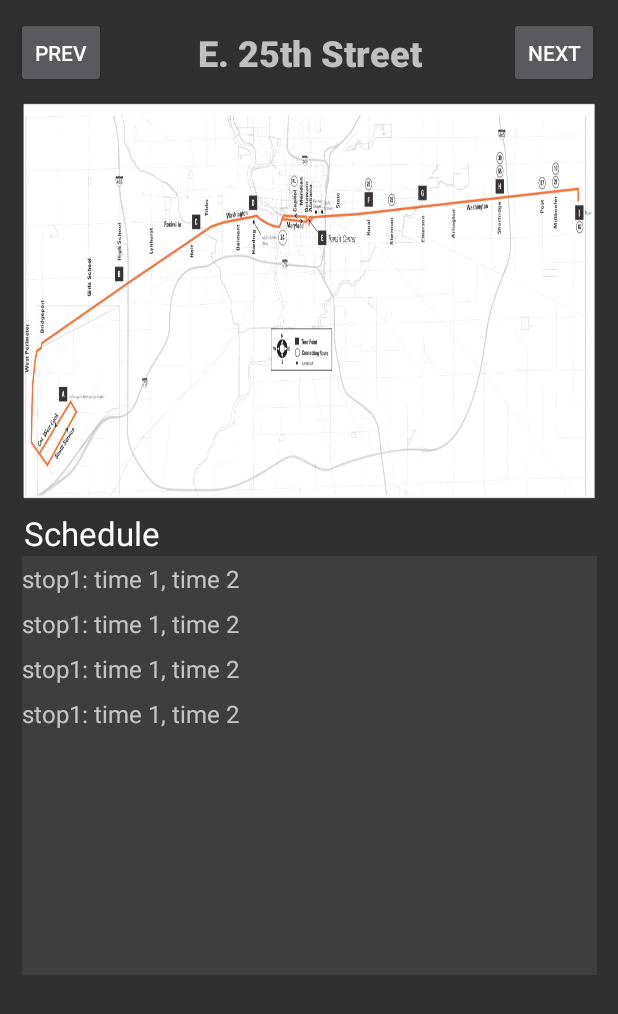
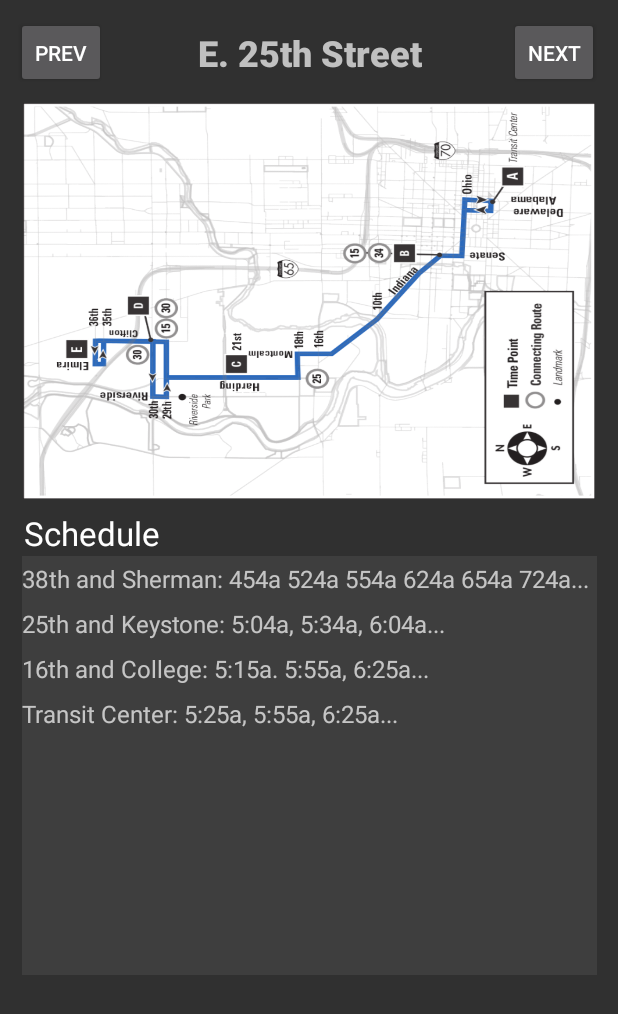
Before and after one commit to n-sudo/ProTeam-Transportation-08, an Android app: the BusRoutesActivity screen opened directly, with no data from a screen before it, on a phone screen of 412 x 824 dp. Shown: the top 1014 px of the screen. Run offline under Robolectric (Android 15) with nearby library versions, the light colour scheme and no system bars.

Commit message:
"fixed bus schedule issues"

```diff
--- a/app/src/main/java/com/example/quicksmart/BusRoutesActivity.java
+++ b/app/src/main/java/com/example/quicksmart/BusRoutesActivity.java
@@ -10,7 +10,7 @@ import androidx.appcompat.app.AppCompatActivity;
 import androidx.recyclerview.widget.LinearLayoutManager;
 import androidx.recyclerview.widget.RecyclerView;
 
-public class BusRoutesActivity extends AppCompatActivity {
+public class BusRoutesActivity<schedules> extends AppCompatActivity {
 
     private int routeNumber = 22;
 
@@ -88,107 +88,9 @@ public class BusRoutesActivity extends AppCompatActivity {
             "?"
     };
 
-
-
-    // name, time1, time2, ...
-    private stop[][] schedules = {
-        { // placeholder
-            new stop((String) "stop1", new String[] {"time 1", "time 2"}),
-        },
-        { // placeholder
-            new stop((String) "stop1", new String[] {"time 1", "time 2"}),
-        },
-        { // placeholder
-            new stop((String) "stop1", new String[] {"time 1", "time 2"}),
-        },
-        { // placeholder
-            new stop((String) "stop1", new String[] {"time 1", "time 2"}),
-        },
-        { // placeholder
-            new stop((String) "stop1", new String[] {"time 1", "time 2"}),
-        },
-        { // placeholder
-            new stop((String) "stop1", new String[] {"time 1", "time 2"}),
-        },
-        { // placeholder
-            new stop((String) "stop1", new String[] {"time 1", "time 2"}),
-        },
-        { // placeholder
-            new stop((String) "stop1", new String[] {"time 1", "time 2"}),
-        },
-        { // placeholder
-            new stop((String) "stop1", new String[] {"time 1", "time 2"}),
-        },
-        { // placeholder
-            new stop((String) "stop1", new String[] {"time 1", "time 2"}),
-        },
-        { // placeholder
-            new stop((String) "stop1", new String[] {"time 1", "time 2"}),
-        },
-        { // placeholder
-            new stop((String) "stop1", new String[] {"time 1", "time 2"}),
-        },
-        { // placeholder
-            new stop((String) "stop1", new String[] {"time 1", "time 2"}),
-        },
-        { // placeholder
-            new stop((String) "stop1", new String[] {"time 1", "time 2"}),
-        },
-        { // placeholder
-            new stop((String) "stop1", new String[] {"time 1", "time 2"}),
-        },
-        { // placeholder
-            new stop((String) "stop1", new String[] {"time 1", "time 2"}),
-        },
-        { // placeholder
-            new stop((String) "stop1", new String[] {"time 1", "time 2"}),
-        },
-        { // placeholder
-            new stop((String) "stop1", new String[] {"time 1", "time 2"}),
-        },
-        { // placeholder
-            new stop((String) "stop1", new String[] {"time 1", "time 2"}),
-        },
-        { // placeholder
-            new stop((String) "stop1", new String[] {"time 1", "time 2"}),
-        },
-        { // placeholder
-            new stop((String) "stop1", new String[] {"time 1", "time 2"}),
-        },
-        { // Schedule 0: E.25th
-            new stop((String) "stop1", new String[] {"time 1", "time 2"}),
-            new stop((String) "stop2", new String[] {"time 1", "time 2"}),
-            new stop((String) "stop3", new String[] {"time 1", "time 2"}),
-            new stop((String) "stop4", new String[] {"time 1", "time 2", "time 3", "time 4"})
-        },
-        { // placeholder
-            new stop((String) "stop1", new String[] {"time 1", "time 2"}),
-        },
-        { // placeholder
-            new stop((String) "stop1", new String[] {"time 1", "time 2"}),
-        },
-        { // placeholder
-            new stop((String) "stop1", new String[] {"time 1", "time 2"}),
-        },
-        { // placeholder
-            new stop((String) "stop1", new String[] {"time 1", "time 2"}),
-        },
-        { // placeholder
-            new stop((String) "stop1", new String[] {"time 1", "time 2"}),
-        },
-        { // placeholder
-            new stop((String) "stop1", new String[] {"time 1", "time 2"}),
-        },
-        { // placeholder
-            new stop((String) "stop1", new String[] {"time 1", "time 2"}),
-        },
-        { // placeholder
-            new stop((String) "stop1", new String[] {"time 1", "time 2"}),
-        }
-    };
-
     @Override
     protected void onCreate(Bundle savedInstanceState) {
+
         super.onCreate(savedInstanceState);
         setContentView(R.layout.activity_bus_routes);
 
@@ -198,7 +100,7 @@ public class BusRoutesActivity extends AppCompatActivity {
 
         // setup the imageview for the route map
         routeMap = (ImageView) findViewById(R.id.routeMap);
-        routeMap.setImageResource(routeMaps[routeNumber - 1]);
+        routeMap.setImageResource(routeMaps[routeNumber]);
 
         // setup next route button
         next = (Button) findViewById(R.id.nextRoute);
@@ -218,8 +120,7 @@ public class BusRoutesActivity extends AppCompatActivity {
             }
         });
 
-        // setup the recycler view (will crash the app)
-        ScheduleAdapter scheduleAdapter = new ScheduleAdapter(schedules[routeNumber - 1]);
+        ScheduleAdapter scheduleAdapter = new ScheduleAdapter(getSchedule(routeNumber));
         recyclerView = (RecyclerView) findViewById(R.id.recyclerView2);
         recyclerView.setLayoutManager(new LinearLayoutManager(this));
         recyclerView.setAdapter(scheduleAdapter);
@@ -254,9 +155,79 @@ public class BusRoutesActivity extends AppCompatActivity {
 
         routeTitle.setText(routeNames[routeNumber]);
         routeMap.setImageResource(routeMaps[(routeNumber)]);
-        ScheduleAdapter scheduleAdapter = new ScheduleAdapter(schedules[routeNumber - 1]);
+        ScheduleAdapter scheduleAdapter = new ScheduleAdapter(getSchedule(routeNumber));
         recyclerView.setAdapter(scheduleAdapter);
 
     }
 
+    private String[] getSchedule(int routeNumber){
+
+        String[] schedule;
+
+        switch(routeNumber){
+
+            case 0:
+            case 1:
+            case 2:
+            case 3:
+            case 4:
+            case 5:
+            case 6:
+            case 7:
+            case 8:
+            case 9:
+            case 10:
+            case 11:
+            case 12:
+            case 13:
+            case 14:
+            case 15:
+            case 16:
+            case 17:
+            case 18:
+            case 19:
+            case 20:
+            case 21:
+                schedule = new String[] {
+                    "placeholder stop 1: time1, time2, time3",
+                    "placeholder stop 2: time1, ",
+                    "placeholder stop 3: time1, time2",
+                };
+
+                /*
+
+
+                 */
+
+                break;
+            case 22:
+                schedule = new String[] {
+                    "38th and Sherman: 454a 524a 554a 624a 654a 724a...",
+                    "25th and Keystone: 5:04a, 5:34a, 6:04a...",
+                    "16th and College: 5:15a. 5:55a, 6:25a...",
+                    "Transit Center: 5:25a, 5:55a, 6:25a..."
+                };
+                break;
+            case 23:
+            case 24:
+            case 25:
+            case 26:
+            case 27:
+            case 28:
+            case 29:
+            case 30:
+            default:
+                schedule = new String[] {
+                    "placeholder stop 1: time1, time2, time3",
+                    "placeholder stop 2: time1, ",
+                    "placeholder stop 3: time1, time2",
+                };
+                break;
+
+        }
+
+        return schedule;
+
+    }
+
 }
--- a/app/src/main/java/com/example/quicksmart/ScheduleAdapter.java
+++ b/app/src/main/java/com/example/quicksmart/ScheduleAdapter.java
@@ -12,7 +12,7 @@ import androidx.recyclerview.widget.RecyclerView;
 
 public class ScheduleAdapter extends RecyclerView.Adapter<ScheduleAdapter.ViewHolder> {
 
-    private stop[] stops;
+    private String[] stops;
 
     class ViewHolder extends RecyclerView.ViewHolder {
         public TextView text;
@@ -22,7 +22,7 @@ public class ScheduleAdapter extends RecyclerView.Adapter<ScheduleAdapter.ViewHo
         }
     }
 
-    public ScheduleAdapter(stop[] stops){
+    public ScheduleAdapter(String[] stops){
 
         this.stops = stops;
 
@@ -40,7 +40,9 @@ public class ScheduleAdapter extends RecyclerView.Adapter<ScheduleAdapter.ViewHo
     @Override
     public void onBindViewHolder(ScheduleAdapter.ViewHolder holder, int position) {
 
-        holder.text.setText(stops[position].getName() + ": " + stops[position].getTimesString());
+        String string = (String) stops[position];
+        System.out.println(string);
+        holder.text.setText(string);
 
     }
 
--- a/app/src/main/java/com/example/quicksmart/stop.java
+++ /dev/null
@@ -1,51 +0,0 @@
-package com.example.quicksmart;
-
-public class stop {
-
-    private static String name;
-    private static String[] times;
-
-    public stop(String name, String[] times){
-
-        this.name = name;
-        this.times = times;
-
-    }
-
-    public static String getName(){
-
-        return name;
-
-    }
-
-    public static String[] getTimes(){
-
-        return times;
-
-    }
-
-    public static String getTimesString(){
-
-        String timeString = "";
-
-        for(int i = 0; i < times.length; i++){
-
-            timeString = timeString + times[i];
-
-            if((i+1) == times.length){
-
-                timeString = timeString + " ";
-
-            }else{
-
-                timeString = timeString + ", ";
-
-            }
-
-        }
-
-        return timeString;
-
-    }
-
-}
--- a/app/src/main/res/layout/activity_bus_routes.xml
+++ b/app/src/main/res/layout/activity_bus_routes.xml
@@ -76,6 +76,9 @@
         android:layout_width="383dp"
         android:layout_height="279dp"
         android:background="#3E3E3E"
+        android:scrollbarAlwaysDrawHorizontalTrack="true"
+        android:scrollbarAlwaysDrawVerticalTrack="true"
+        android:scrollbars="horizontal|vertical"
         app:layout_constraintBottom_toBottomOf="parent"
         app:layout_constraintEnd_toEndOf="parent"
         app:layout_constraintStart_toStartOf="parent"
--- a/app/src/main/res/layout/list_item.xml
+++ b/app/src/main/res/layout/list_item.xml
@@ -6,7 +6,7 @@
 
     <TextView
         android:id="@+id/textView"
-        android:layout_width="wrap_content"
+        android:layout_width="fill_parent"
         android:layout_height="30dp"
         android:gravity="center_vertical"
         android:textSize="16dp" />
```
